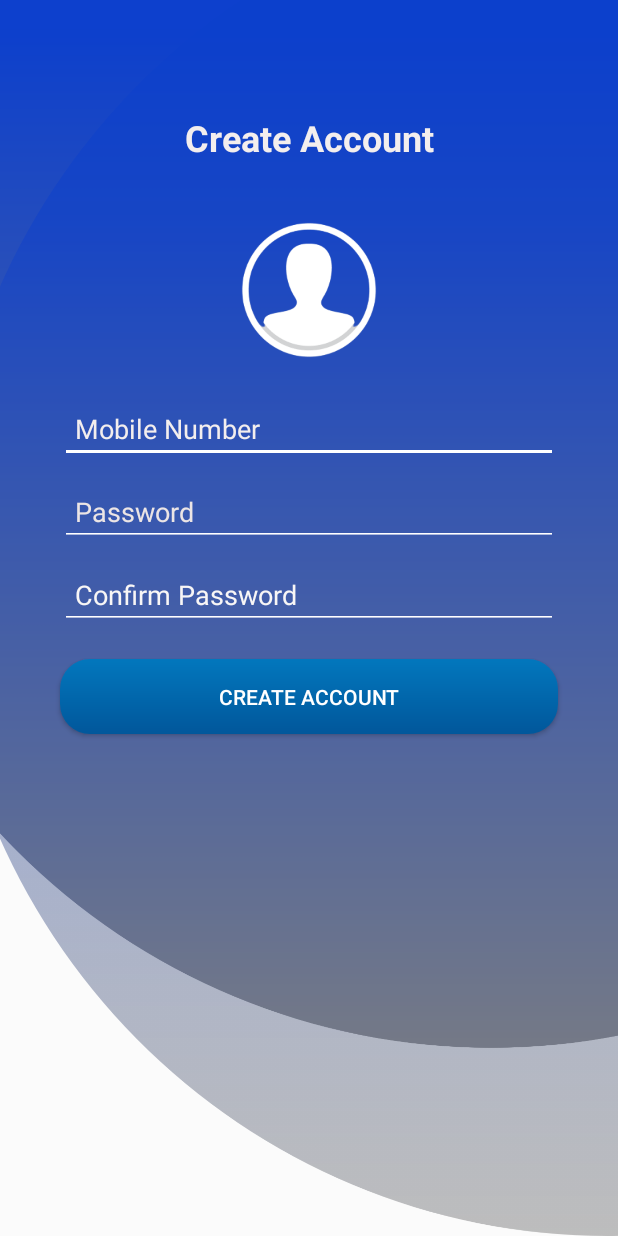
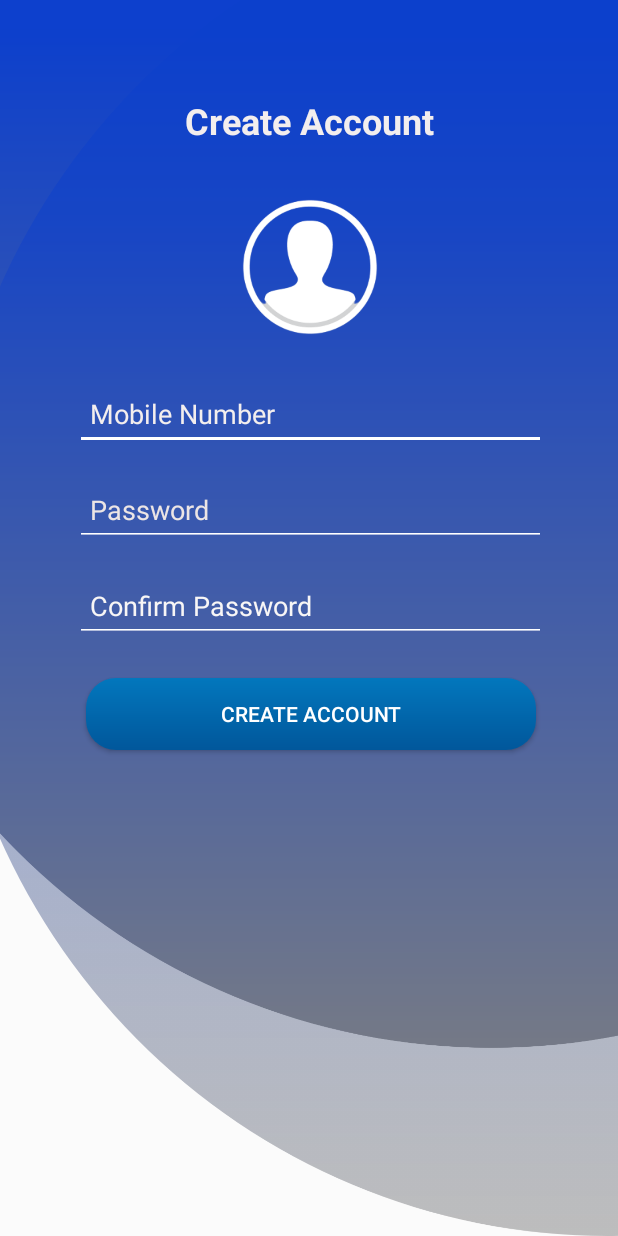
Before and after one commit to mpabasara11/CognitoConnect, an Android app: the Controller_SignUp screen opened directly, with no data from a screen before it, on a phone screen of 412 x 824 dp. Run offline under Robolectric (Android 15) with nearby library versions, the phone set to English and light mode, and no system bars; our stand-ins replace Firebase (no records; nobody signed in at launch, a user with empty details on screens opened directly).

Commit message:
layout fixed

```diff
--- a/app/src/main/AndroidManifest.xml
+++ b/app/src/main/AndroidManifest.xml
@@ -14,6 +14,9 @@
         android:supportsRtl="true"
         android:theme="@style/Theme.CognitoConnect"
         tools:targetApi="31">
+        <activity
+            android:name=".Controllers.Controller_Chat_Settings"
+            android:exported="false" />
         <activity
             android:name=".Controllers.Controller_Chat"
             android:exported="false" />
--- a/app/src/main/java/com/cognitoapps/cognitoconnect/Adapter_Chat.java
+++ b/app/src/main/java/com/cognitoapps/cognitoconnect/Controllers/Adapters/Adapter_Chat.java
@@ -1,4 +1,4 @@
-package com.cognitoapps.cognitoconnect;
+package com.cognitoapps.cognitoconnect.Controllers.Adapters;
 
 
 import android.app.AlertDialog;
@@ -18,6 +18,7 @@ import androidx.recyclerview.widget.RecyclerView;
 import com.cognitoapps.cognitoconnect.Controllers.Controller_Chat;
 import com.cognitoapps.cognitoconnect.Models.Model_Chat;
 import com.cognitoapps.cognitoconnect.Models.Model_Current_User;
+import com.cognitoapps.cognitoconnect.R;
 import com.firebase.ui.database.FirebaseRecyclerAdapter;
 import com.firebase.ui.database.FirebaseRecyclerOptions;
 import com.google.firebase.database.FirebaseDatabase;
@@ -66,8 +67,6 @@ public class Adapter_Chat extends FirebaseRecyclerAdapter<Model_Chat, Adapter_Ch
                         {
                             ///////////////
                             Intent intent = new Intent(context, Controller_Chat.class);
-
-                            intent.putExtra("chat_owner",Model_Current_User.usrStore.getPhone() );
                             intent.putExtra("chat_recipient", model.getIdentity());
                             intent.putExtra("chat_id", model.getChat_id());
 
--- a/app/src/main/java/com/cognitoapps/cognitoconnect/Adapter_Conversation.java
+++ b/app/src/main/java/com/cognitoapps/cognitoconnect/Controllers/Adapters/Adapter_Conversation.java
@@ -1,4 +1,4 @@
-package com.cognitoapps.cognitoconnect;
+package com.cognitoapps.cognitoconnect.Controllers.Adapters;
 
 import android.content.Context;
 import android.view.LayoutInflater;
@@ -11,6 +11,7 @@ import androidx.recyclerview.widget.RecyclerView;
 
 import com.cognitoapps.cognitoconnect.Models.Model_Conversation;
 import com.cognitoapps.cognitoconnect.Models.Model_Current_User;
+import com.cognitoapps.cognitoconnect.R;
 import com.firebase.ui.database.FirebaseRecyclerAdapter;
 import com.firebase.ui.database.FirebaseRecyclerOptions;
 
--- a/app/src/main/java/com/cognitoapps/cognitoconnect/Controllers/Controller_Create_New_Message.java
+++ b/app/src/main/java/com/cognitoapps/cognitoconnect/Controllers/Controller_Create_New_Message.java
@@ -124,8 +124,6 @@ public class Controller_Create_New_Message extends AppCompatActivity {
                                 finish();
 
                                 Intent intent = new Intent(Controller_Create_New_Message.this, Controller_Chat.class);
-
-                                intent.putExtra("chat_owner",Model_Current_User.usrStore.getPhone() );
                                 intent.putExtra("chat_recipient", phones_num);
                                 intent.putExtra("chat_id", chat_id);
                                 startActivity(intent);
@@ -141,7 +139,6 @@ public class Controller_Create_New_Message extends AppCompatActivity {
                                 String chat_id = Model_Current_User.usrStore.getPhone()+phones_num;
 
                                 Intent intent = new Intent(Controller_Create_New_Message.this, Controller_Chat.class);
-                                intent.putExtra("chat_owner",Model_Current_User.usrStore.getPhone() );
                                 intent.putExtra("chat_recipient", phones_num);
                                 intent.putExtra("chat_id", chat_id);
                                 startActivity(intent);
--- a/app/src/main/java/com/cognitoapps/cognitoconnect/Controllers/Controller_Home.java
+++ b/app/src/main/java/com/cognitoapps/cognitoconnect/Controllers/Controller_Home.java
@@ -12,7 +12,7 @@ import androidx.appcompat.app.AppCompatActivity;
 import androidx.recyclerview.widget.LinearLayoutManager;
 import androidx.recyclerview.widget.RecyclerView;
 
-import com.cognitoapps.cognitoconnect.Adapter_Chat;
+import com.cognitoapps.cognitoconnect.Controllers.Adapters.Adapter_Chat;
 import com.cognitoapps.cognitoconnect.Models.Model_Chat;
 import com.cognitoapps.cognitoconnect.Models.Model_Current_User;
 import com.cognitoapps.cognitoconnect.R;
@@ -37,7 +37,7 @@ public class Controller_Home extends AppCompatActivity {
         btn_new_chat = findViewById(R.id.btn_new_chat);
         btn_sign_out = findViewById(R.id.btn_sign_out);
         recyclerView_chats.setLayoutManager(new LinearLayoutManager(this));
-        lbl_username = findViewById(R.id.lbl_username);
+        lbl_username = findViewById(R.id.lbl_chat);
 
           // lbl_username.setText("User : "+Model_Current_User.usrStore.getPhone());
 
--- a/app/src/main/res/layout/view_sign_up.xml
+++ b/app/src/main/res/layout/view_sign_up.xml
@@ -1,82 +1,104 @@
 <?xml version="1.0" encoding="utf-8"?>
-<LinearLayout xmlns:android="http://schemas.android.com/apk/res/android"
+<androidx.constraintlayout.widget.ConstraintLayout xmlns:android="http://schemas.android.com/apk/res/android"
     xmlns:app="http://schemas.android.com/apk/res-auto"
     xmlns:tools="http://schemas.android.com/tools"
     android:layout_width="match_parent"
-    android:layout_height="wrap_content"
+    android:layout_height="match_parent"
     android:orientation="vertical"
     tools:context=".Controllers.Controller_SignUp"
     android:background="@drawable/background_1">
 
     <TextView
-        android:layout_width="match_parent"
-        android:layout_height="wrap_content"
-        android:layout_marginTop="75dp"
-        android:layout_marginBottom="15dp"
+        android:id="@+id/textView5"
+        android:layout_width="167dp"
+        android:layout_height="48dp"
+        android:layout_marginTop="64dp"
+        android:inputType="numberSigned"
+        android:minHeight="48dp"
         android:text="Create Account"
-        android:inputType="numberSigned"
         android:textAlignment="center"
         android:textColor="#F3EEEE"
         android:textSize="24sp"
-        android:textStyle="bold" />
+        android:textStyle="bold"
+        app:layout_constraintEnd_toEndOf="parent"
+        app:layout_constraintStart_toStartOf="parent"
+        app:layout_constraintTop_toTopOf="parent" />
 
     <ImageView
-        android:layout_width="match_parent"
+        android:id="@+id/imageView3"
+        android:layout_width="225dp"
         android:layout_height="100dp"
-        android:layout_marginTop="20dp"
-        android:layout_marginBottom="20dp"
-        app:srcCompat="@drawable/user_icon"/>
+        android:layout_marginTop="16dp"
+        app:layout_constraintEnd_toEndOf="@+id/textView5"
+        app:layout_constraintStart_toStartOf="@+id/textView5"
+        app:layout_constraintTop_toBottomOf="@+id/textView5"
+        app:srcCompat="@drawable/user_icon" />
 
     <EditText
         android:id="@+id/txt_signup_phone"
-        android:layout_width="match_parent"
-        android:layout_height="wrap_content"
-        android:layout_marginBottom="10dp"
+        android:layout_width="314dp"
+        android:layout_height="48dp"
         android:layout_marginHorizontal="40dp"
-        android:paddingStart="10dp"
+        android:layout_marginTop="24dp"
         android:backgroundTint="#ffffff"
         android:hint="Mobile Number"
         android:inputType="numberSigned"
+        android:minHeight="48dp"
+        android:paddingStart="10dp"
         android:textColor="#ffffff"
-        android:textColorHint="#F3EEEE" />
+        android:textColorHint="#F3EEEE"
+        app:layout_constraintEnd_toEndOf="@+id/imageView3"
+        app:layout_constraintStart_toStartOf="@+id/imageView3"
+        app:layout_constraintTop_toBottomOf="@+id/imageView3" />
 
     <EditText
         android:id="@+id/txt_signup_pass"
-        android:layout_width="match_parent"
-        android:layout_height="wrap_content"
-        android:layout_marginBottom="10dp"
+        android:layout_width="314dp"
+        android:layout_height="48dp"
         android:layout_marginHorizontal="40dp"
+        android:layout_marginTop="16dp"
         android:backgroundTint="#ffffff"
-        android:paddingStart="10dp"
         android:ems="15"
         android:hint="Password"
         android:inputType="textPassword"
+        android:minHeight="48dp"
+        android:paddingStart="10dp"
         android:textColor="#ffffff"
-        android:textColorHint="#ECE5E5" />
+        android:textColorHint="#ECE5E5"
+        app:layout_constraintEnd_toEndOf="@+id/txt_signup_phone"
+        app:layout_constraintStart_toStartOf="@+id/txt_signup_phone"
+        app:layout_constraintTop_toBottomOf="@+id/txt_signup_phone" />
 
     <EditText
         android:id="@+id/txt_signup_conf_pass"
-        android:layout_width="match_parent"
-        android:layout_height="wrap_content"
-        android:layout_marginBottom="20dp"
+        android:layout_width="314dp"
+        android:layout_height="48dp"
         android:layout_marginHorizontal="40dp"
+        android:layout_marginTop="16dp"
         android:backgroundTint="#ffffff"
-        android:paddingStart="10dp"
         android:ems="15"
         android:hint="Confirm Password"
         android:inputType="textPassword"
+        android:minHeight="48dp"
+        android:paddingStart="10dp"
         android:textColor="#ffffff"
-        android:textColorHint="#F8F6F6" />
+        android:textColorHint="#F8F6F6"
+        app:layout_constraintEnd_toEndOf="@+id/txt_signup_pass"
+        app:layout_constraintStart_toStartOf="@+id/txt_signup_pass"
+        app:layout_constraintTop_toBottomOf="@+id/txt_signup_pass" />
 
     <Button
         android:id="@+id/btn_signup"
-        android:layout_width="match_parent"
-        android:layout_height="50dp"
-        android:layout_marginBottom="10dp"
+        android:layout_width="300dp"
+        android:layout_height="48dp"
         android:layout_marginHorizontal="40dp"
+        android:layout_marginTop="24dp"
         android:background="@drawable/button_type1"
         android:text="Create Account"
-        android:textColor="@color/white" />
+        android:textColor="@color/white"
+        app:layout_constraintEnd_toEndOf="@+id/txt_signup_conf_pass"
+        app:layout_constraintStart_toStartOf="@+id/txt_signup_conf_pass"
+        app:layout_constraintTop_toBottomOf="@+id/txt_signup_conf_pass" />
 
 
-</LinearLayout>
+</androidx.constraintlayout.widget.ConstraintLayout>
```
Also changed, not shown: app/src/main/java/com/cognitoapps/cognitoconnect/Controllers/Controller_Chat.java (+33 -19 lines), app/src/main/java/com/cognitoapps/cognitoconnect/Controllers/Controller_Chat_Settings.java (added, +48 -0 lines), app/src/main/res/drawable/button_type3.xml (added, +13 -0 lines), app/src/main/res/layout/view_chat.xml (+50 -25 lines), app/src/main/res/layout/view_chat_settings.xml (added, +10 -0 lines), app/src/main/res/layout/view_create_new_message.xml (+19 -19 lines), app/src/main/res/layout/view_home.xml (+24 -40 lines), app/src/main/res/layout/view_sign_in.xml (+43 -27 lines), app/src/main/res/layout/view_splash_screen.xml (+21 -10 lines), app/src/main/res/layout/view_start_screen.xml (+43 -22 lines), 55 other files.
